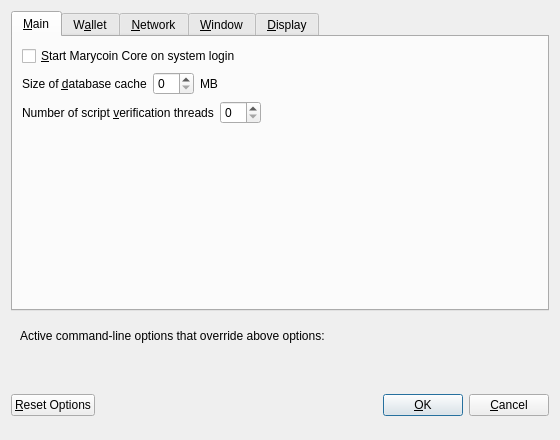
Before: the Qt Designer form src/qt/forms/optionsdialog.ui in 3s3s/TKSR, drawn with Qt 5.
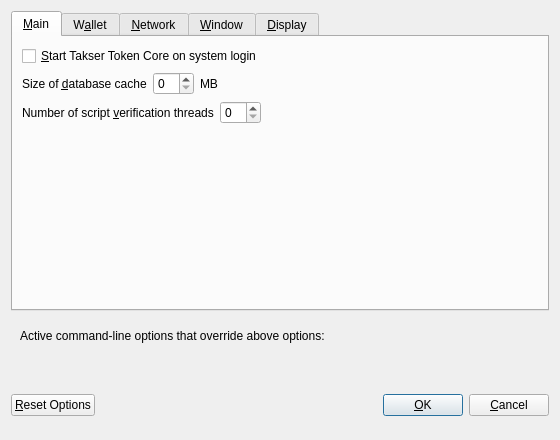
After: the same form once the commit is applied. The open tabs and pages were chosen to show the change. Custom widgets are drawn as their Qt base class.

```diff
--- a/src/qt/forms/optionsdialog.ui
+++ b/src/qt/forms/optionsdialog.ui
@@ -33,7 +33,7 @@
           <string>Automatically start Bitcoin Core after logging in to the system.</string>
          </property>
          <property name="text">
-          <string>&amp;Start Marycoin Core on system login</string>
+          <string>&amp;Start Takser Token Core on system login</string>
          </property>
         </widget>
        </item>
```
Left out of the diff: 2 changed lines with no effect on the pictures.
